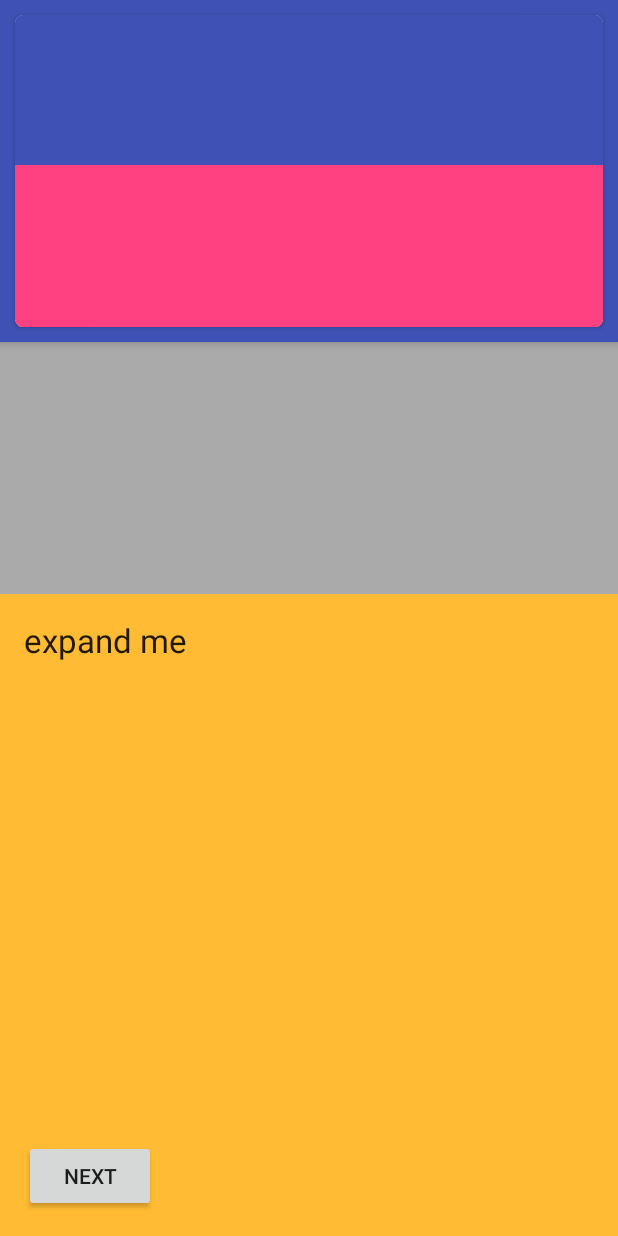
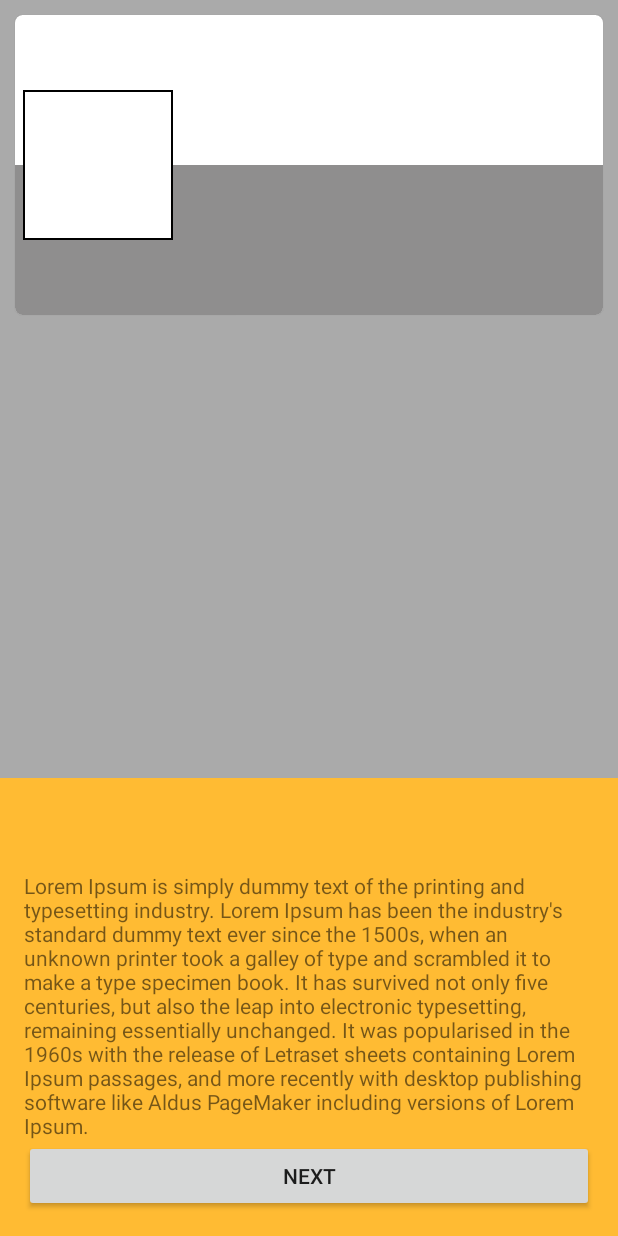
Before and after one commit to battkax93/BelajarFragmentKotlin_BotNav, an Android app: the layout activity_detail2.xml on its own in the app's theme, with its tools: preview values and no code run, on a phone screen of 412 x 824 dp. Run offline under Robolectric (Android 15) with nearby library versions, the phone set to English and light mode, and no system bars.

Commit message:
- fixing collapse view - adding add imageView between two layout

```diff
--- /dev/null
+++ b/app/src/main/res/drawable/border.xml
@@ -0,0 +1,12 @@
+<?xml version="1.0" encoding="UTF-8"?>
+<shape xmlns:android="http://schemas.android.com/apk/res/android">
+    <solid android:color="#FFFFFF" />
+    <stroke
+        android:width="1dp"
+        android:color="#000000" />
+    <padding
+        android:bottom="1dp"
+        android:left="1dp"
+        android:right="1dp"
+        android:top="1dp" />
+</shape>
--- a/app/src/main/res/layout/activity_detail2.xml
+++ b/app/src/main/res/layout/activity_detail2.xml
@@ -7,11 +7,11 @@
     android:background="@android:color/darker_gray"
     tools:context="sunny.belajarfragmentkotlin.feature.activity.DetailActivity">
 
-    <android.support.design.widget.AppBarLayout
-        android:id="@+id/app_bar"
-        android:layout_width="match_parent"
-        android:layout_height="wrap_content"
-        android:theme="@style/AppTheme.AppBarOverlay">
+    <!--<android.support.design.widget.AppBarLayout-->
+    <!--android:id="@+id/app_bar"-->
+    <!--android:layout_width="match_parent"-->
+    <!--android:layout_height="wrap_content"-->
+    <!--android:theme="@style/AppTheme.AppBarOverlay">-->
 
     <!--<android.support.design.widget.CollapsingToolbarLayout-->
     <!--android:id="@+id/toolbar_layout"-->
@@ -19,6 +19,19 @@
     <!--android:layout_height="match_parent"-->
     <!--app:contentScrim="?attr/colorPrimary"-->
     <!--app:layout_scrollFlags="scroll|enterAlwaysCollapsed">-->
+
+    <android.support.v4.widget.NestedScrollView
+        android:id="@+id/bottom_sheet2"
+        android:layout_width="match_parent"
+        android:layout_height="wrap_content"
+        android:background="@android:color/holo_orange_light"
+        android:clipToPadding="true"
+        app:layout_behavior="android.support.design.widget.BottomSheetBehavior">
+
+        <include layout="@layout/content_bottom_sheet" />
+
+    </android.support.v4.widget.NestedScrollView>
+
 
     <android.support.v7.widget.CardView
         android:id="@+id/cv"
@@ -29,82 +42,70 @@
         android:elevation="5dp"
         app:cardCornerRadius="5dp">
 
+        <RelativeLayout
+            android:layout_width="match_parent"
+            android:layout_height="wrap_content">
 
-                <LinearLayout
+            <RelativeLayout
+                android:id="@+id/layoutTop"
                 android:layout_width="match_parent"
-                    android:layout_height="wrap_content"
-                    android:orientation="vertical">
+                android:layout_height="100dp" />
 
-                    <LinearLayout
+            <RelativeLayout
+                android:id="@+id/layoutBottom"
                 android:layout_width="match_parent"
                 android:layout_height="100dp"
-                        android:background="@color/colorPrimary"
-                        android:orientation="vertical" />
-
-                    <LinearLayout
-                        android:layout_width="match_parent"
-                        android:layout_height="wrap_content"
-                        android:background="@color/colorAccent"
-                        android:orientation="vertical">
+                android:layout_below="@id/layoutTop"
+                android:background="@color/gray" />
 
             <ImageView
-                            android:id="@+id/iv_ava"
+                android:id="@+id/iv_ava2"
                 android:layout_width="100dp"
                 android:layout_height="100dp"
-                            android:layout_marginTop="-50dp"
-                            android:adjustViewBounds="true" />
+                android:layout_above="@id/layoutBottom"
+                android:layout_marginBottom="-50dp"
+                android:layout_marginStart="5dp"
+                android:adjustViewBounds="true"
+                android:background="@drawable/border"
+                android:contentDescription="@string/profile_picture" />
 
             <TextView
-                            android:id="@+id/display_name"
+                android:id="@+id/display_name2"
                 android:layout_width="wrap_content"
                 android:layout_height="wrap_content"
-                            android:layout_gravity="center" />
+                android:layout_below="@id/layoutTop"
+                android:layout_marginStart="5dp"
+                android:layout_marginTop="50dp"
+                android:textSize="4pt" />
 
             <TextView
-                            android:id="@+id/user_id"
+                android:id="@+id/user_id2"
                 android:layout_width="wrap_content"
                 android:layout_height="wrap_content"
-                            android:layout_gravity="center" />
+                android:layout_below="@id/display_name2"
+                android:layout_marginStart="5dp"
+                android:textSize="4pt" />
 
             <TextView
-                            android:id="@+id/user_type"
+                android:id="@+id/user_type2"
                 android:layout_width="wrap_content"
                 android:layout_height="wrap_content"
-                            android:layout_gravity="center" />
-                    </LinearLayout>
-                </LinearLayout>
+                android:layout_below="@id/user_id2"
+                android:layout_marginStart="5dp"
+                android:textSize="4pt" />
+        </RelativeLayout>
 
     </android.support.v7.widget.CardView>
 
     <!--</android.support.design.widget.CollapsingToolbarLayout>-->
 
-        <!--<FrameLayout-->
-            <!--android:layout_width="match_parent"-->
-            <!--android:layout_height="wrap_content"-->
-            <!--android:clipChildren="false"-->
-            <!--android:clipToPadding="false">-->
+    <!--<FrameLayout--><!--android:layout_width="match_parent"--><!--android:layout_height="wrap_content"--><!--android:clipChildren="false"--><!--android:clipToPadding="false">-->
 
-            <!--<android.support.v7.widget.Toolbar-->
-                <!--android:id="@+id/toolbar"-->
-                <!--android:layout_width="match_parent"-->
-                <!--android:layout_height="?attr/actionBarSize"-->
-                <!--app:popupTheme="@style/AppTheme.PopupOverlay"-->
-                <!--app:title="@string/app_name" />-->
+    <!--<android.support.v7.widget.Toolbar--><!--android:id="@+id/toolbar"--><!--android:layout_width="match_parent"--><!--android:layout_height="?attr/actionBarSize"--><!--app:popupTheme="@style/AppTheme.PopupOverlay"--><!--app:title="@string/app_name" />-->
 
     <!--</FrameLayout>-->
 
-    </android.support.design.widget.AppBarLayout>
+    <!--</android.support.design.widget.AppBarLayout>-->
 
-    <android.support.v4.widget.NestedScrollView
-        android:id="@+id/bottom_sheet"
-        android:layout_width="match_parent"
-        android:layout_height="wrap_content"
-        android:background="@android:color/holo_orange_light"
-        android:clipToPadding="true"
-        app:layout_behavior="android.support.design.widget.BottomSheetBehavior">
-
-        <include layout="@layout/content_bottom_sheet" />
-
-    </android.support.v4.widget.NestedScrollView>
 
 </android.support.design.widget.CoordinatorLayout>
--- a/app/src/main/res/layout/content_bottom_sheet.xml
+++ b/app/src/main/res/layout/content_bottom_sheet.xml
@@ -10,46 +10,41 @@
     app:behavior_peekHeight="60dp"
     app:layout_behavior="@string/bottom_sheet_behavior">
 
-    <TextView
-        android:id="@+id/bottomSheetHeading"
-        android:layout_width="match_parent"
-        android:layout_height="wrap_content"
-        android:text="expand me"
-        android:textAppearance="@android:style/TextAppearance.Large" />
 
     <LinearLayout
         android:layout_width="match_parent"
         android:layout_height="wrap_content"
-        android:layout_below="@id/bottomSheetHeading"
         android:orientation="vertical">
-
-        <ImageView
-            android:id="@+id/iv_ava3"
-            android:layout_width="250dp"
-            android:layout_height="250dp"
-            android:layout_margin="5dp" />
 
         <TextView
             android:id="@+id/display_name3"
             android:layout_width="match_parent"
             android:layout_height="wrap_content"
-            android:layout_gravity="center" />
+            android:layout_gravity="center"
+            android:textSize="5pt" />
 
         <TextView
             android:id="@+id/user_id3"
             android:layout_width="match_parent"
             android:layout_height="wrap_content"
-            android:layout_gravity="center" />
+            android:layout_gravity="center"
+            android:textSize="5pt" />
 
         <TextView
             android:id="@+id/user_type3"
             android:layout_width="match_parent"
             android:layout_height="wrap_content"
-            android:layout_gravity="center" />
+            android:layout_gravity="center"
+            android:textSize="5pt" />
+
+        <TextView
+            android:layout_width="wrap_content"
+            android:layout_height="wrap_content"
+            android:text="@string/lorem" />
 
         <Button
             android:id="@+id/b_next"
-            android:layout_width="wrap_content"
+            android:layout_width="match_parent"
             android:layout_height="wrap_content"
             android:text="next" />
     </LinearLayout>
--- a/app/src/main/res/values/strings.xml
+++ b/app/src/main/res/values/strings.xml
@@ -8,4 +8,5 @@
     <string name="hello_blank_fragment">Hello blank fragment</string>
     <string name="title_activity_main2">Main2Activity</string>
     <string name="lorem">Lorem Ipsum is simply dummy text of the printing and typesetting industry. Lorem Ipsum has been the industry\'s standard dummy text ever since the 1500s, when an unknown printer took a galley of type and scrambled it to make a type specimen book. It has survived not only five centuries, but also the leap into electronic typesetting, remaining essentially unchanged. It was popularised in the 1960s with the release of Letraset sheets containing Lorem Ipsum passages, and more recently with desktop publishing software like Aldus PageMaker including versions of Lorem Ipsum.</string>
+    <string name="profile_picture">profile picture</string>
 </resources>
--- a/app/src/main/res/values/styles.xml
+++ b/app/src/main/res/values/styles.xml
@@ -17,4 +17,10 @@
 
     <style name="AppTheme.PopupOverlay" parent="ThemeOverlay.AppCompat.Light" />
 
+    <style name="CustomActionBar" parent="@style/ThemeOverlay.AppCompat.Dark.ActionBar">
+        <item name="android:windowActionBarOverlay">true</item>
+        <!-- Support library compatibility -->
+        <item name="windowActionBarOverlay">true</item>
+    </style>
+
 </resources>
```
Also changed, not shown: app/src/main/java/sunny/belajarfragmentkotlin/feature/activity/Detail2Activity.kt (+35 -8 lines), app/src/main/java/sunny/belajarfragmentkotlin/feature/activity/DetailActivity.kt (+36 -40 lines), app/src/main/res/drawable/toolbar_bg.xml (added, +8 -0 lines), app/src/main/res/layout/activity_detail.xml (+73 -49 lines), app/src/main/res/layout/toolbar_view.xml (added, +16 -0 lines). Lines whose indentation alone changed are shown as unchanged.
